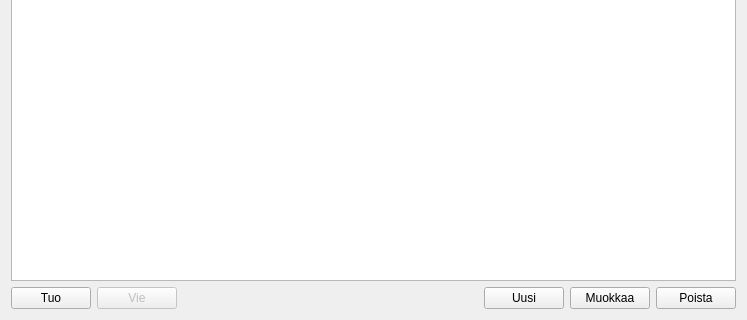
Before: the Qt Designer form kitsas/laskutus/kumppanituotewidget.ui in artoh/kitupiikki, drawn with Qt 5; both pictures show x 0 to 747 and y 253 to 573 of the 747 by 573 pixel window.
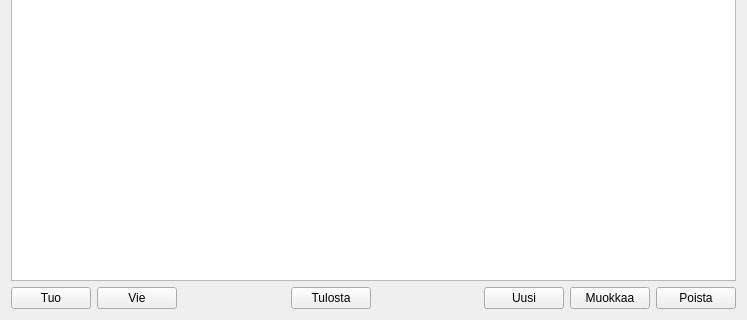
After: the same form once the commit is applied. Icons and pictures are not drawn.

The edit to the form file:
```diff
--- a/kitsas/laskutus/kumppanituotewidget.ui
+++ b/kitsas/laskutus/kumppanituotewidget.ui
@@ -49,7 +49,7 @@
      <item>
       <widget class="QPushButton" name="VieNappi">
        <property name="enabled">
-        <bool>false</bool>
+        <bool>true</bool>
        </property>
        <property name="text">
         <string>Vie</string>
@@ -60,6 +60,30 @@
        </property>
       </widget>
      </item>
+     <item>
+      <spacer name="horizontalSpacer_2">
+       <property name="orientation">
+        <enum>Qt::Horizontal</enum>
+       </property>
+       <property name="sizeHint" stdset="0">
+        <size>
+         <width>40</width>
+         <height>20</height>
+        </size>
+       </property>
+      </spacer>
+     </item>
+     <item>
+      <widget class="QPushButton" name="raporttiButton">
+       <property name="text">
+        <string>Tulosta</string>
+       </property>
+       <property name="icon">
+        <iconset resource="../pic/pic.qrc">
+         <normaloff>:/pic/print.png</normaloff>:/pic/print.png</iconset>
+       </property>
+      </widget>
+     </item>
      <item>
       <spacer name="horizontalSpacer">
        <property name="orientation">
```
